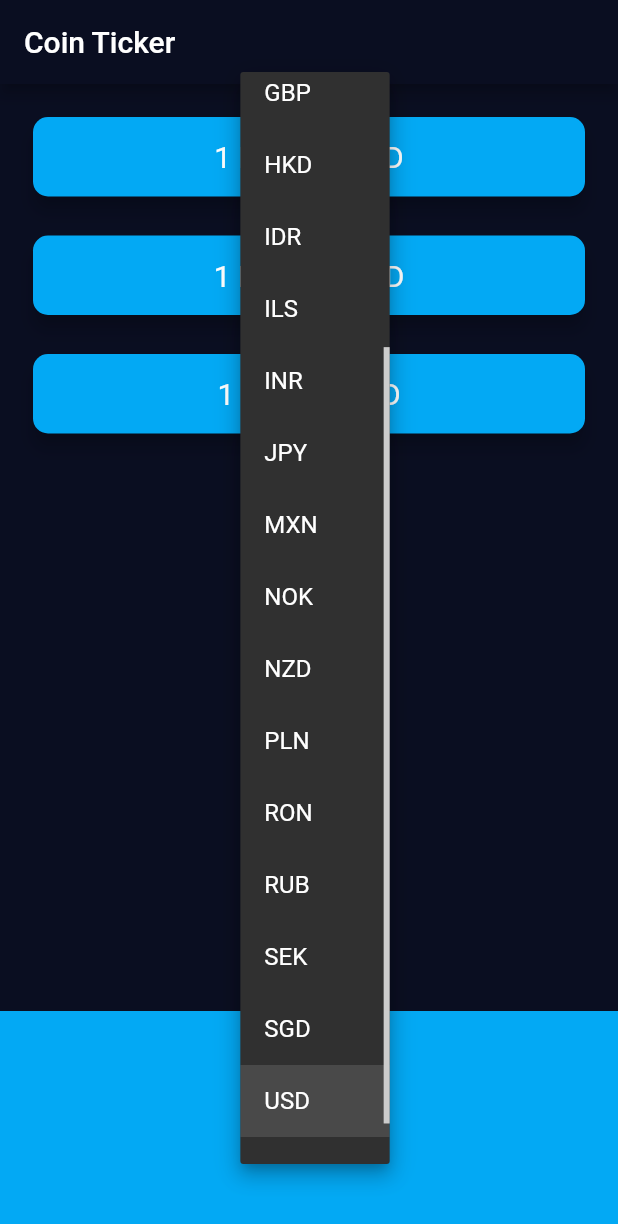
After one commit to joneyspark/flutter-project, a Flutter app: the screen it shows after launch, after a tap on "USD", on a phone screen of 412 x 824 dp. The commit adds this screen. Shown: the top 1224 px of the screen. Run offline on Flutter 3.47's test engine with Material 2 defaults, Android fonts, the phone set to English and light mode, and no system bars; our stand-ins replace audioplayers, flutter_spinkit, font_awesome_flutter, geolocator, rflutter_alert; network calls fail.

Commit message:
Crypto Coin Ticker App

```diff
--- /dev/null
+++ b/lib/coin-ticker/coin_data.dart
@@ -0,0 +1,29 @@
+const List<String> currenciesList = [
+  'AUD',
+  'BRL',
+  'CAD',
+  'CNY',
+  'EUR',
+  'GBP',
+  'HKD',
+  'IDR',
+  'ILS',
+  'INR',
+  'JPY',
+  'MXN',
+  'NOK',
+  'NZD',
+  'PLN',
+  'RON',
+  'RUB',
+  'SEK',
+  'SGD',
+  'USD',
+  'ZAR'
+];
+
+const List<String> cryptoList = [
+  'BTC',
+  'ETH',
+  'LTC',
+];
--- /dev/null
+++ b/lib/coin-ticker/price_screen.dart
@@ -0,0 +1,168 @@
+import 'package:flutter/cupertino.dart';
+import 'package:flutter/material.dart';
+import 'package:helloworld/coin-ticker/coin_data.dart';
+import 'dart:io' show Platform;
+
+import 'package:helloworld/coin-ticker/services/networking.dart';
+
+class CoinTickerScreen extends StatefulWidget {
+  const CoinTickerScreen({super.key});
+
+  @override
+  State<CoinTickerScreen> createState() => _CoinTickerScreenState();
+}
+
+class _CoinTickerScreenState extends State<CoinTickerScreen> {
+  String selectedCurrency = 'USD';
+  int currencyRate = 0;
+
+  CoinAPIHelper coinAPIHelper = CoinAPIHelper();
+
+  @override
+  initState() {
+    super.initState();
+    getCoinData();
+  }
+
+  Map<String, String> cryptoVales = {};
+  bool isWating = false;
+
+  void getCoinData() async {
+    isWating = true;
+    try {
+      var data = await coinAPIHelper.getCoinAPI(selectedCurrency);
+      isWating = false;
+      setState(() {
+        cryptoVales = data;
+      });
+    } catch (e) {
+      print(e);
+    }
+  }
+
+  Column makeCards() {
+    List<CryptoCard> cryptoCards = [];
+    for (var crypto in cryptoList) {
+      cryptoCards.add(CryptoCard(
+          value: isWating ? '?' : cryptoVales[crypto].toString(),
+          selectedCurrency: selectedCurrency,
+          cryptoCurrency: crypto));
+    }
+    return Column(
+      crossAxisAlignment: CrossAxisAlignment.stretch,
+      children: cryptoCards,
+    );
+  }
+
+  // andriod currency dropdown function
+  DropdownButton<String> andriodDropDown() {
+    List<DropdownMenuItem<String>> dropDownItems = [];
+    // for (int i = 0; i < currenciesList.length; i++) {
+    for (String currency in currenciesList) {
+      // String currency = currenciesList[i];
+      var newMenu = DropdownMenuItem(
+        value: currency.toString(),
+        child: Text(currency.toString()),
+      );
+      dropDownItems.add(newMenu);
+    }
+
+    return DropdownButton<String>(
+      value: selectedCurrency,
+      items: dropDownItems,
+      onChanged: (value) {
+        setState(() {
+          selectedCurrency = value.toString();
+          getCoinData();
+        });
+      },
+    );
+  }
+
+  // iOS currency dropdown function
+
+  CupertinoPicker getIOSPicker() {
+    List<Text> dropDownItems = [];
+
+    for (String currency in currenciesList) {
+      var newMenu = Text(currency);
+      dropDownItems.add(newMenu);
+    }
+    return CupertinoPicker(
+      backgroundColor: Colors.lightBlue,
+      itemExtent: 32.0,
+      onSelectedItemChanged: (selectedIndex) {
+        var selectedValue = currenciesList[selectedIndex];
+        setState(() {
+          selectedCurrency = selectedValue.toString();
+          getCoinData();
+        });
+      },
+      children: dropDownItems,
+    );
+  }
+
+  @override
+  Widget build(BuildContext context) {
+    return Scaffold(
+      appBar: AppBar(
+        title: const Text("Coin Ticker"),
+      ),
+      body: Column(
+        mainAxisAlignment: MainAxisAlignment.spaceBetween,
+        crossAxisAlignment: CrossAxisAlignment.stretch,
+        children: [
+          makeCards(),
+          Container(
+            height: 150.0,
+            alignment: Alignment.center,
+            padding: EdgeInsets.only(bottom: 30.0),
+            color: Colors.lightBlue,
+            child: Platform.isIOS ? getIOSPicker() : andriodDropDown(),
+          ),
+        ],
+      ),
+    );
+  }
+}
+
+class CryptoCard extends StatelessWidget {
+  const CryptoCard({
+    Key? key,
+    required this.value,
+    required this.selectedCurrency,
+    required this.cryptoCurrency,
+  }) : super(key: key);
+
+  final String value;
+  final String selectedCurrency;
+  final String cryptoCurrency;
+
+  @override
+  Widget build(BuildContext context) {
+    return Padding(
+      padding: EdgeInsets.fromLTRB(18.0, 18.0, 18.0, 0.0),
+      child: Card(
+        child: Padding(
+          child: Text(
+            "1 $cryptoCurrency = $value $selectedCurrency",
+            textAlign: TextAlign.center,
+            style: TextStyle(
+              fontSize: 20.0,
+              color: Colors.white,
+            ),
+          ),
+          padding: EdgeInsets.symmetric(
+            vertical: 15.0,
+            horizontal: 15.0,
+          ),
+        ),
+        color: Colors.lightBlue,
+        elevation: 5.0,
+        shape: RoundedRectangleBorder(
+          borderRadius: BorderRadius.circular(10.0),
+        ),
+      ),
+    );
+  }
+}
--- /dev/null
+++ b/lib/coin-ticker/services/networking.dart
@@ -0,0 +1,26 @@
+import 'dart:convert';
+
+import 'package:helloworld/coin-ticker/coin_data.dart';
+import 'package:http/http.dart' as http;
+
+const coinURL = 'https://rest.coinapi.io/v1/exchangerate';
+const apiKey = 'E707097A-5F38-4DA4-A325-5278DCA83BEC';
+
+class CoinAPIHelper {
+  Future getCoinAPI(String currencyType) async {
+    Map<String, String> cryptoPrices = {};
+    for (String cryptoName in cryptoList) {
+      var url = Uri.parse('$coinURL/$cryptoName/$currencyType?apikey=$apiKey');
+      http.Response response = await http.get(url);
+      if (response.statusCode == 200) {
+        var decodedData = jsonDecode(response.body);
+        double lastPrice = decodedData['rate'];
+        cryptoPrices[cryptoName] = lastPrice.toStringAsFixed(0);
+      } else {
+        print(response.statusCode);
+        throw 'Problem with the get request';
+      }
+    }
+    return cryptoPrices;
+  }
+}
--- a/lib/main.dart
+++ b/lib/main.dart
@@ -1,5 +1,5 @@
 import 'package:flutter/material.dart';
-import 'package:helloworld/clima/screens/loading_screen.dart';
+import 'package:helloworld/coin-ticker/price_screen.dart';
 
 void main() => runApp(MyApp());
 
@@ -23,7 +23,7 @@ class MyApp extends StatelessWidget {
       ),
       // themeMode: ThemeMode.system,
       debugShowCheckedModeBanner: false,
-      home: const LoadingScreen(),
+      home: const CoinTickerScreen(),
     );
   }
 }
```
